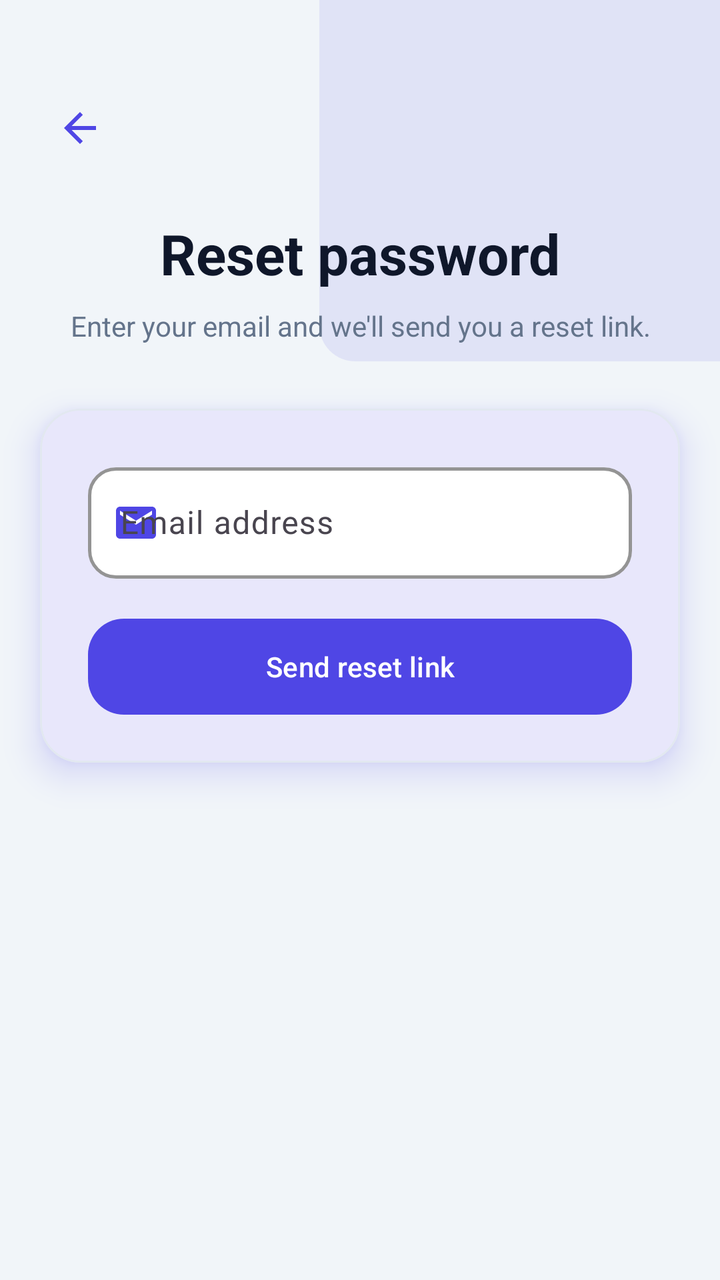
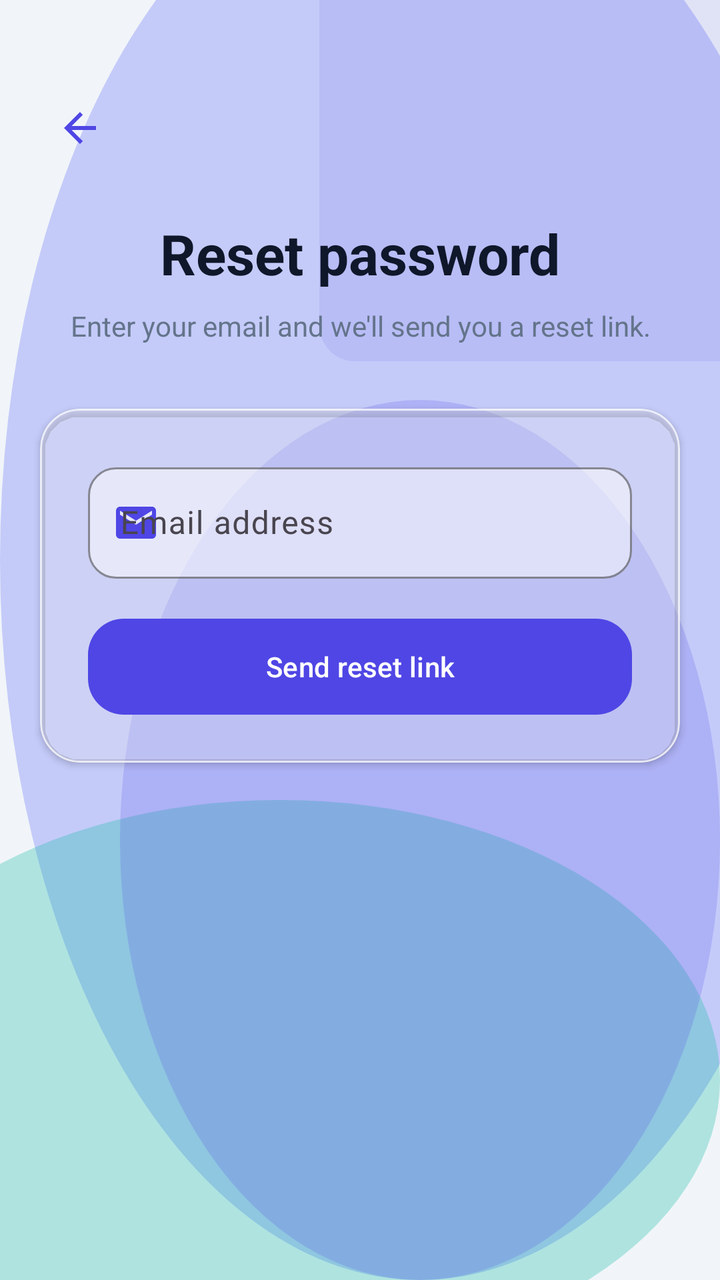

Two renders of the same Android screen: before a commit and after it. Below are the layout's source before the change and the commit's diff.
<!-- AndroidManifest.xml: application theme Theme.MoneyLens -->
<!-- res/layout/activity_forgot_password.xml -->
<?xml version="1.0" encoding="utf-8"?>
<androidx.constraintlayout.widget.ConstraintLayout xmlns:android="http://schemas.android.com/apk/res/android"
    xmlns:app="http://schemas.android.com/apk/res-auto"
    android:layout_width="match_parent"
    android:layout_height="match_parent"
    android:background="@color/colorBackground">

    
    <View
        android:id="@+id/viewDecorativeCircle"
        android:layout_width="280dp"
        android:layout_height="280dp"
        android:layout_marginTop="-100dp"
        android:layout_marginEnd="-80dp"
        android:background="@drawable/bg_clay_button"
        android:backgroundTint="@color/colorPrimary"
        android:alpha="0.10"
        app:layout_constraintEnd_toEndOf="parent"
        app:layout_constraintTop_toTopOf="parent" />

    <androidx.core.widget.NestedScrollView
        android:layout_width="match_parent"
        android:layout_height="match_parent"
        android:fillViewport="true">

        <androidx.constraintlayout.widget.ConstraintLayout
            android:layout_width="match_parent"
            android:layout_height="wrap_content"
            android:paddingBottom="24dp">

            
            <ImageView
                android:id="@+id/btnBack"
                android:layout_width="48dp"
                android:layout_height="48dp"
                android:layout_marginStart="16dp"
                android:layout_marginTop="40dp"
                android:padding="12dp"
                android:src="@drawable/ic_back"
                android:background="?attr/selectableItemBackgroundBorderless"
                app:layout_constraintStart_toStartOf="parent"
                app:layout_constraintTop_toTopOf="parent" />

            <TextView
                android:id="@+id/txtResetTitle"
                android:layout_width="wrap_content"
                android:layout_height="wrap_content"
                android:layout_marginTop="20dp"
                android:text="@string/reset_password_title"
                android:textColor="@color/colorTextPrimary"
                android:textSize="@dimen/text_size_welcome_title"
                android:textStyle="bold"
                app:layout_constraintEnd_toEndOf="parent"
                app:layout_constraintStart_toStartOf="parent"
                app:layout_constraintTop_toBottomOf="@+id/btnBack" />

            <TextView
                android:id="@+id/txtResetTagline"
                android:layout_width="0dp"
                android:layout_height="wrap_content"
                android:layout_marginStart="32dp"
                android:layout_marginTop="8dp"
                android:layout_marginEnd="32dp"
                android:gravity="center"
                android:text="@string/reset_password_tagline"
                android:textColor="@color/colorTextSecondary"
                android:textSize="14sp"
                app:layout_constraintEnd_toEndOf="parent"
                app:layout_constraintStart_toStartOf="parent"
                app:layout_constraintTop_toBottomOf="@+id/txtResetTitle" />

            
            <com.google.android.material.card.MaterialCardView
                android:id="@+id/cardReset"
                style="@style/ClayCard"
                android:layout_width="match_parent"
                android:layout_height="wrap_content"
                android:layout_marginStart="@dimen/login_card_margin_h"
                android:layout_marginTop="32dp"
                android:layout_marginEnd="@dimen/login_card_margin_h"
                app:layout_constraintEnd_toEndOf="parent"
                app:layout_constraintStart_toStartOf="parent"
                app:layout_constraintTop_toBottomOf="@+id/txtResetTagline">

                <LinearLayout
                    android:layout_width="match_parent"
                    android:layout_height="wrap_content"
                    android:orientation="vertical"
                    android:padding="24dp">

                    
                    <com.google.android.material.textfield.TextInputLayout
                        android:id="@+id/tilEmail"
                        style="@style/ClayInput"
                        android:layout_width="match_parent"
                        android:layout_height="wrap_content"
                        android:hint="@string/email_hint"
                        app:startIconDrawable="@drawable/ic_email"
                        app:startIconTint="@color/colorPrimary">

                        <com.google.android.material.textfield.TextInputEditText
                            android:id="@+id/etEmail"
                            android:layout_width="match_parent"
                            android:layout_height="wrap_content"
                            android:inputType="textEmailAddress"
                            android:textColor="@color/colorTextPrimary" />
                    </com.google.android.material.textfield.TextInputLayout>

                    
                    <com.google.android.material.button.MaterialButton
                        android:id="@+id/btnSendResetLink"
                        style="@style/ClayButton"
                        android:layout_width="match_parent"
                        android:layout_height="wrap_content"
                        android:layout_marginTop="20dp"
                        android:text="@string/send_reset_link" />

                </LinearLayout>
            </com.google.android.material.card.MaterialCardView>

        </androidx.constraintlayout.widget.ConstraintLayout>
    </androidx.core.widget.NestedScrollView>

    
    <FrameLayout
        android:id="@+id/loaderOverlay"
        android:layout_width="match_parent"
        android:layout_height="match_parent"
        android:background="@color/colorScrim"
        android:visibility="gone"
        app:layout_constraintBottom_toBottomOf="parent"
        app:layout_constraintEnd_toEndOf="parent"
        app:layout_constraintStart_toStartOf="parent"
        app:layout_constraintTop_toTopOf="parent">

        <ProgressBar
            android:layout_width="wrap_content"
            android:layout_height="wrap_content"
            android:layout_gravity="center"
            android:indeterminateTint="@color/colorPrimary" />
    </FrameLayout>

</androidx.constraintlayout.widget.ConstraintLayout>
<!-- resources referenced by this layout -->
<resources>
  <!-- drawable bg_clay_button (drawable) -->
  <?xml version="1.0" encoding="utf-8"?>
  <ripple xmlns:android="http://schemas.android.com/apk/res/android"
      android:color="@color/colorPrimaryDark">
  
      <item android:id="@android:id/background">
          <layer-list>
              
              <item android:top="4dp">
                  <shape android:shape="rectangle">
                      <solid android:color="@color/colorPrimaryShadow" />
                      <corners android:radius="18dp" />
                  </shape>
              </item>
              
              <item android:bottom="4dp">
                  <shape android:shape="rectangle">
                      <solid android:color="@color/colorPrimary" />
                      <corners android:radius="18dp" />
                  </shape>
              </item>
          </layer-list>
      </item>
  
      <item android:id="@android:id/mask">
          <shape android:shape="rectangle">
              <solid android:color="#FFFFFFFF" />
              <corners android:radius="18dp" />
          </shape>
      </item>
  </ripple>
  <style name="ClayButton" parent="Widget.Material3.Button">
          <item name="cornerRadius">@dimen/clay_button_radius</item>
          <item name="android:paddingVertical">14dp</item>
          <item name="backgroundTint">@color/colorPrimary</item>
          <item name="android:textColor">@color/colorOnPrimary</item>
          <item name="iconTint">@color/colorOnPrimary</item>
          <item name="android:elevation">6dp</item>
          <item name="android:outlineSpotShadowColor" tools:targetApi="p">@color/colorPrimaryShadow</item>
          <item name="android:insetTop">0dp</item>
          <item name="android:insetBottom">0dp</item>
      </style>
  <style name="ClayCard" parent="Widget.Material3.CardView.Elevated">
          <item name="cardCornerRadius">@dimen/clay_card_radius</item>
          <item name="cardElevation">10dp</item>
          <item name="android:stateListAnimator">@null</item>
          <item name="strokeColor">@color/colorCardBorder</item>
          <item name="strokeWidth">1dp</item>
          <item name="cardBackgroundColor">@color/colorSurface</item>
          <item name="android:outlineSpotShadowColor" tools:targetApi="p">@color/colorPrimary</item>
          <item name="android:outlineAmbientShadowColor" tools:targetApi="p">@color/colorPrimary</item>
      </style>
  <style name="ClayInput" parent="Widget.Material3.TextInputLayout.OutlinedBox">
          <item name="boxCornerRadiusTopStart">@dimen/clay_input_radius</item>
          <item name="boxCornerRadiusTopEnd">@dimen/clay_input_radius</item>
          <item name="boxCornerRadiusBottomStart">@dimen/clay_input_radius</item>
          <item name="boxCornerRadiusBottomEnd">@dimen/clay_input_radius</item>
          <item name="boxStrokeColor">@color/colorCardBorder</item>
          <item name="boxStrokeWidth">1.5dp</item>
          <item name="boxStrokeWidthFocused">2.5dp</item>
          <item name="boxBackgroundColor">@color/colorSurface</item>
          <item name="hintTextColor">@color/colorPrimary</item>
      </style>
  <color name="colorPrimaryShadow">#3730A3</color>
  <color name="colorCardBorder">#E2E8F0</color>
  <style name="Base.Theme.MoneyLens" parent="Theme.Material3.Light.NoActionBar">
          
          <item name="colorPrimary">@color/colorPrimary</item>
          <item name="colorOnPrimary">@color/colorOnPrimary</item>
          <item name="colorSecondary">@color/colorSecondary</item>
          <item name="colorError">@color/colorDanger</item>
          <item name="android:windowBackground">@color/colorBackground</item>
          <item name="colorSurface">@color/colorSurface</item>
          <item name="android:colorBackground">@color/colorBackground</item>
          <item name="colorOnSurface">@color/colorTextPrimary</item>
  
          
          <item name="android:statusBarColor">@color/colorBackground</item>
          <item name="android:windowLightStatusBar" tools:targetApi="m">true</item>
          <item name="android:navigationBarColor">@color/colorBackground</item>
      </style>
  <!-- unchanged entries left out for length: 22 -->
</resources>

<!-- the commit's change to res/layout/activity_forgot_password.xml (unified diff, before → after) -->
@@ -3,7 +3,7 @@
     xmlns:app="http://schemas.android.com/apk/res-auto"
     android:layout_width="match_parent"
     android:layout_height="match_parent"
-    android:background="@color/colorBackground">
+    android:background="@drawable/bg_mesh_gradient">
 
     
     <View
<!-- resource entries referenced after the edit -->
@@ -6,22 +6,10 @@
       android:color="@color/colorPrimaryDark">
   
       <item android:id="@android:id/background">
-          <layer-list>
-              
-              <item android:top="4dp">
-                  <shape android:shape="rectangle">
-                      <solid android:color="@color/colorPrimaryShadow" />
-                      <corners android:radius="18dp" />
-                  </shape>
-              </item>
-              
-              <item android:bottom="4dp">
-                  <shape android:shape="rectangle">
-                      <solid android:color="@color/colorPrimary" />
-                      <corners android:radius="18dp" />
-                  </shape>
-              </item>
-          </layer-list>
+          <shape android:shape="rectangle">
+              <solid android:color="@color/colorPrimary" />
+              <corners android:radius="18dp" />
+          </shape>
       </item>
   
       <item android:id="@android:id/mask">
@@ -31,42 +19,74 @@
           </shape>
       </item>
   </ripple>
+  <!-- drawable bg_mesh_gradient (drawable) -->
+  <?xml version="1.0" encoding="utf-8"?>
+  <layer-list xmlns:android="http://schemas.android.com/apk/res/android">
+      
+      <item>
+          <shape android:shape="rectangle">
+              <solid android:color="@color/colorBackground" />
+          </shape>
+      </item>
+      
+      <item android:top="-80dp" android:right="-60dp">
+          <shape android:shape="oval">
+              <solid android:color="@color/glassMeshOrb1" />
+              <size android:width="280dp" android:height="280dp" />
+          </shape>
+      </item>
+      
+      <item android:bottom="-40dp" android:left="-80dp" android:top="400dp">
+          <shape android:shape="oval">
+              <solid android:color="@color/glassMeshOrb2" />
+              <size android:width="240dp" android:height="240dp" />
+          </shape>
+      </item>
+      
+      <item android:top="200dp" android:left="60dp">
+          <shape android:shape="oval">
+              <solid android:color="@color/glassMeshOrb3" />
+              <size android:width="200dp" android:height="200dp" />
+          </shape>
+      </item>
+  </layer-list>
   <style name="ClayButton" parent="Widget.Material3.Button">
           <item name="cornerRadius">@dimen/clay_button_radius</item>
           <item name="android:paddingVertical">14dp</item>
           <item name="backgroundTint">@color/colorPrimary</item>
           <item name="android:textColor">@color/colorOnPrimary</item>
           <item name="iconTint">@color/colorOnPrimary</item>
-          <item name="android:elevation">6dp</item>
-          <item name="android:outlineSpotShadowColor" tools:targetApi="p">@color/colorPrimaryShadow</item>
+          <item name="android:elevation">4dp</item>
           <item name="android:insetTop">0dp</item>
           <item name="android:insetBottom">0dp</item>
       </style>
   <style name="ClayCard" parent="Widget.Material3.CardView.Elevated">
           <item name="cardCornerRadius">@dimen/clay_card_radius</item>
-          <item name="cardElevation">10dp</item>
+          <item name="cardElevation">2dp</item>
           <item name="android:stateListAnimator">@null</item>
-          <item name="strokeColor">@color/colorCardBorder</item>
+          <item name="strokeColor">@color/glassCardBorder</item>
           <item name="strokeWidth">1dp</item>
-          <item name="cardBackgroundColor">@color/colorSurface</item>
-          <item name="android:outlineSpotShadowColor" tools:targetApi="p">@color/colorPrimary</item>
-          <item name="android:outlineAmbientShadowColor" tools:targetApi="p">@color/colorPrimary</item>
+          <item name="cardBackgroundColor">@color/glassCardBg</item>
       </style>
   <style name="ClayInput" parent="Widget.Material3.TextInputLayout.OutlinedBox">
           <item name="boxCornerRadiusTopStart">@dimen/clay_input_radius</item>
           <item name="boxCornerRadiusTopEnd">@dimen/clay_input_radius</item>
           <item name="boxCornerRadiusBottomStart">@dimen/clay_input_radius</item>
           <item name="boxCornerRadiusBottomEnd">@dimen/clay_input_radius</item>
-          <item name="boxStrokeColor">@color/colorCardBorder</item>
-          <item name="boxStrokeWidth">1.5dp</item>
-          <item name="boxStrokeWidthFocused">2.5dp</item>
-          <item name="boxBackgroundColor">@color/colorSurface</item>
+          <item name="boxStrokeColor">@color/glassInputBorder</item>
+          <item name="boxStrokeWidth">1dp</item>
+          <item name="boxStrokeWidthFocused">2dp</item>
+          <item name="boxBackgroundColor">@color/glassInputBg</item>
           <item name="hintTextColor">@color/colorPrimary</item>
       </style>
-  <color name="colorPrimaryShadow">#3730A3</color>
-  <color name="colorCardBorder">#E2E8F0</color>
+  <color name="glassMeshOrb1">#66818CF8</color>
+  <color name="glassMeshOrb2">#4D14B8A6</color>
+  <color name="glassMeshOrb3">#334F46E5</color>
+  <color name="glassCardBorder">#B3FFFFFF</color>
+  <color name="glassCardBg">#8CFFFFFF</color>
+  <color name="glassInputBorder">#A6FFFFFF</color>
+  <color name="glassInputBg">#80FFFFFF</color>
   <style name="Base.Theme.MoneyLens" parent="Theme.Material3.Light.NoActionBar">
-          
           <item name="colorPrimary">@color/colorPrimary</item>
           <item name="colorOnPrimary">@color/colorOnPrimary</item>
           <item name="colorSecondary">@color/colorSecondary</item>
@@ -77,9 +97,10 @@
           <item name="colorOnSurface">@color/colorTextPrimary</item>
   
           
-          <item name="android:statusBarColor">@color/colorBackground</item>
+          <item name="android:statusBarColor">@android:color/transparent</item>
           <item name="android:windowLightStatusBar" tools:targetApi="m">true</item>
-          <item name="android:navigationBarColor">@color/colorBackground</item>
+          <item name="android:navigationBarColor">@android:color/transparent</item>
+          <item name="android:windowDrawsSystemBarBackgrounds">true</item>
       </style>
   <!-- unchanged entries left out for length: 22 -->
 </resources>
